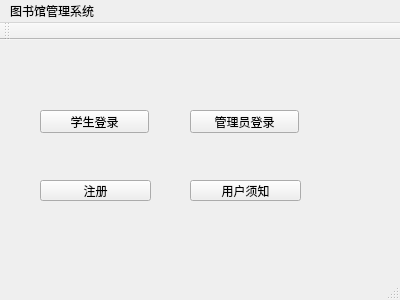
Qt form mainwindow.ui (Qianjx/LibrarySystem) before a commit.
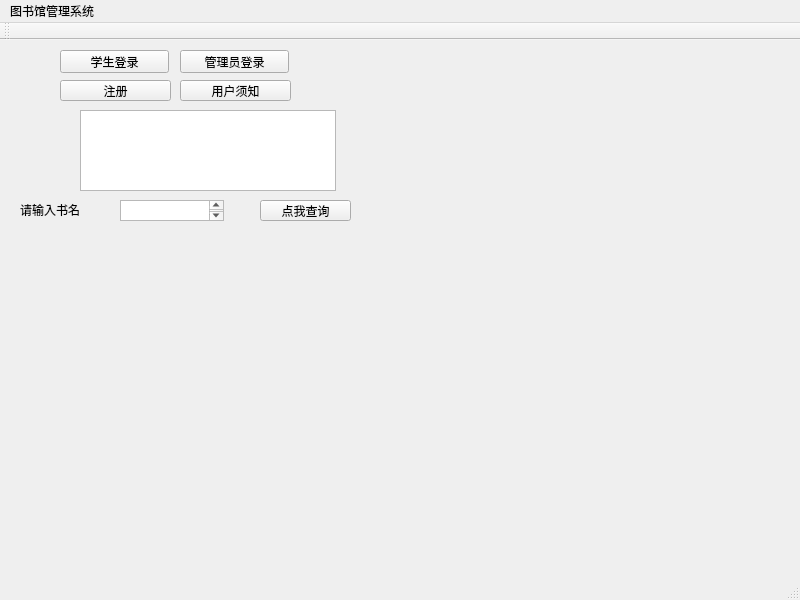
The same form after that commit.

```diff
--- a/mainwindow.ui
+++ b/mainwindow.ui
@@ -6,8 +6,8 @@
    <rect>
     <x>0</x>
     <y>0</y>
-    <width>400</width>
-    <height>300</height>
+    <width>800</width>
+    <height>600</height>
    </rect>
   </property>
   <property name="windowTitle">
@@ -17,8 +17,8 @@
    <widget class="QPushButton" name="pushButton_2">
     <property name="geometry">
      <rect>
-      <x>40</x>
-      <y>140</y>
+      <x>60</x>
+      <y>40</y>
       <width>111</width>
       <height>21</height>
      </rect>
@@ -30,8 +30,8 @@
    <widget class="QPushButton" name="pushButton">
     <property name="geometry">
      <rect>
-      <x>40</x>
-      <y>70</y>
+      <x>60</x>
+      <y>10</y>
       <width>109</width>
       <height>23</height>
      </rect>
@@ -43,8 +43,8 @@
    <widget class="QPushButton" name="pushButton_4">
     <property name="geometry">
      <rect>
-      <x>190</x>
-      <y>70</y>
+      <x>180</x>
+      <y>10</y>
       <width>109</width>
       <height>23</height>
      </rect>
@@ -56,8 +56,8 @@
    <widget class="QPushButton" name="pushButton_3">
     <property name="geometry">
      <rect>
-      <x>190</x>
-      <y>140</y>
+      <x>180</x>
+      <y>40</y>
       <width>111</width>
       <height>21</height>
      </rect>
@@ -66,13 +66,59 @@
      <string>用户须知</string>
     </property>
    </widget>
+   <widget class="QPushButton" name="query_btn">
+    <property name="geometry">
+     <rect>
+      <x>260</x>
+      <y>160</y>
+      <width>91</width>
+      <height>21</height>
+     </rect>
+    </property>
+    <property name="text">
+     <string>点我查询</string>
+    </property>
+   </widget>
+   <widget class="QTextEdit" name="textEdit">
+    <property name="geometry">
+     <rect>
+      <x>120</x>
+      <y>160</y>
+      <width>104</width>
+      <height>21</height>
+     </rect>
+    </property>
+   </widget>
+   <widget class="QLabel" name="label">
+    <property name="geometry">
+     <rect>
+      <x>20</x>
+      <y>160</y>
+      <width>71</width>
+      <height>20</height>
+     </rect>
+    </property>
+    <property name="text">
+     <string>请输入书名</string>
+    </property>
+   </widget>
+   <widget class="QListView" name="listView">
+    <property name="geometry">
+     <rect>
+      <x>80</x>
+      <y>70</y>
+      <width>256</width>
+      <height>81</height>
+     </rect>
+    </property>
+   </widget>
   </widget>
   <widget class="QMenuBar" name="menuBar">
    <property name="geometry">
     <rect>
      <x>0</x>
      <y>0</y>
-     <width>400</width>
+     <width>800</width>
      <height>21</height>
     </rect>
    </property>
```
Left out of the diff: 6 changed lines with no effect on the pictures.
